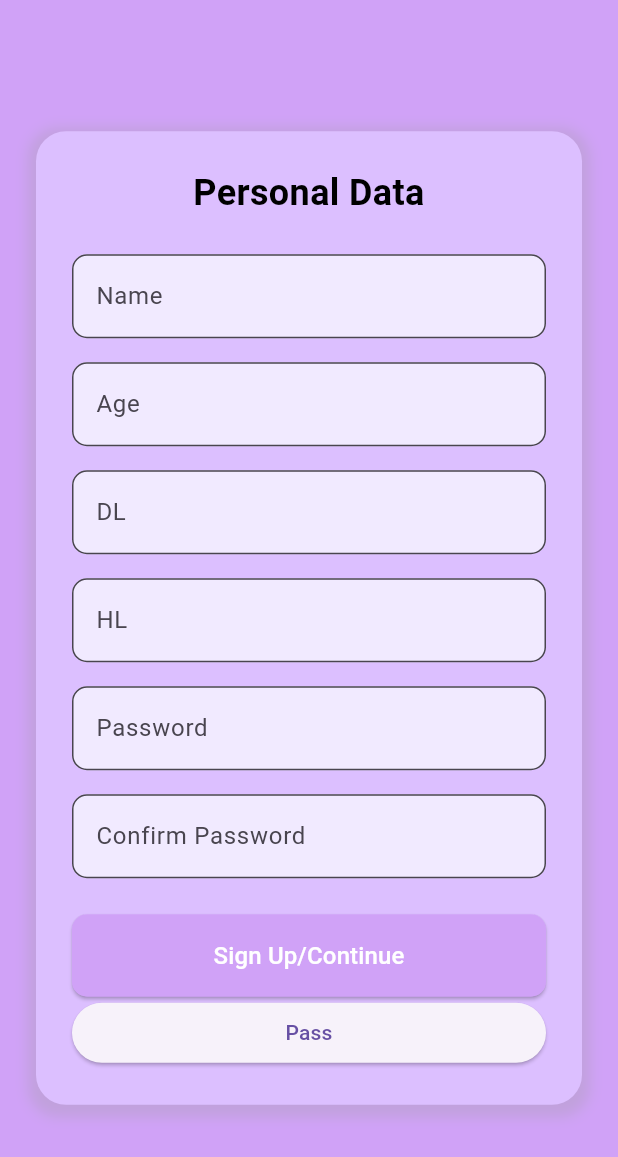
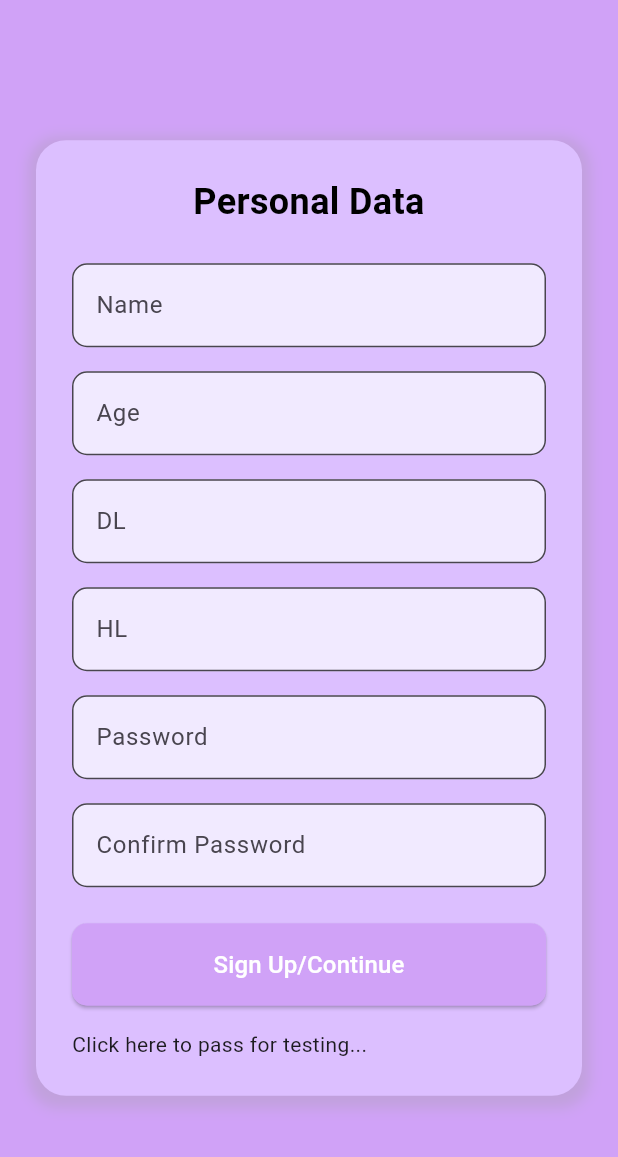
Before and after one commit to MohamedAlyMatar/Kids_App, a Flutter app: the SignUpScreen screen opened by its route, on a phone screen of 412 x 824 dp. Shown: the top 1157 px of the screen. Run offline on Flutter 3.47's test engine with Material 3 defaults, Android fonts, the phone set to English and light mode, and no system bars; our stand-ins replace audioplayers, bloc, equatable, flutter_bloc.

```diff
--- a/lib/src/features/Authentication/presentation/widgets/sign_up_form.dart
+++ b/lib/src/features/Authentication/presentation/widgets/sign_up_form.dart
@@ -175,11 +175,12 @@ class SignUpForm extends StatelessWidget {
                   ),
                 ),
               ),
-              ElevatedButton(
-                  onPressed: () {
-                    Navigator.pushNamed(context, Routes.gameInstruction);
-                  },
-                  child: const Text("Pass")),
+              const SizedBox(height: 16),
+              InkWell(
+                onTap: () =>
+                    Navigator.pushNamed(context, Routes.gameInstruction),
+                child: const Text("Click here to pass for testing..."),
+              )
             ],
           ),
         ),
--- a/lib/src/features/Game_1/presentation/pages/game1_description.dart
+++ b/lib/src/features/Game_1/presentation/pages/game1_description.dart
@@ -17,7 +17,7 @@ class GameDescriptionScreen extends StatelessWidget {
           mainAxisAlignment: MainAxisAlignment.center,
           children: [
             Container(
-              width: 500,
+              width: 600,
               padding: const EdgeInsets.all(20.0),
               decoration: BoxDecoration(
                 color: AppColors
@@ -35,7 +35,7 @@ class GameDescriptionScreen extends StatelessWidget {
               child: Column(
                 crossAxisAlignment: CrossAxisAlignment.start,
                 children: [
-                  TextTitle1(textTitle: "Game 1"),
+                  TextTitle1(textTitle: "Game 1: Auditory Working Memory"),
                   TextTitle2(textSubTitle: "Objective"),
                   TextDesc(
                       textDesc:
@@ -49,7 +49,7 @@ class GameDescriptionScreen extends StatelessWidget {
             ),
             const SizedBox(height: 20),
             Button1(
-              textButton: "Begin Trial!",
+              textButton: "Begin Trial",
               onPressed: () => Navigator.pushNamed(context, Routes.game1trial),
             ),
           ],
```
Also changed, not shown: lib/src/features/Game_1/presentation/pages/game1_trial.dart (+8 -18 lines).
